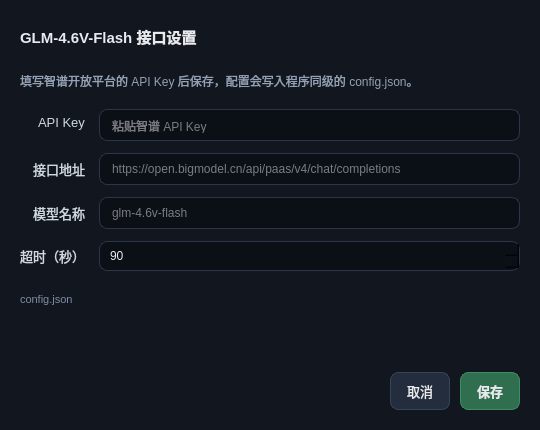
Above: ui/SettingsDialog.ui from 2009Penguin/DiziTabForge before the change. Below: the same form after it.
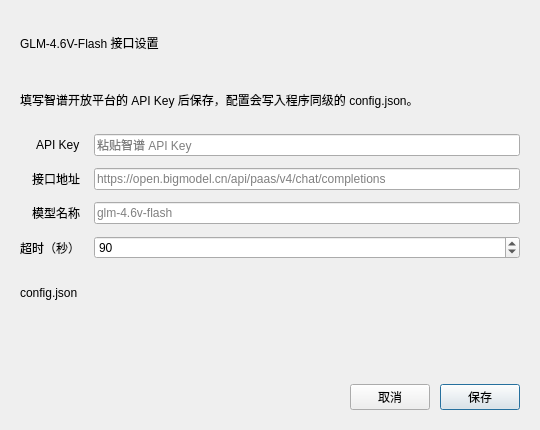
That is the form after the change.

Commit message: 修正界面的ai味

Patch:
```diff
--- a/ui/SettingsDialog.ui
+++ b/ui/SettingsDialog.ui
@@ -19,70 +19,6 @@
   <property name="windowTitle">
    <string>设置</string>
   </property>
-  <property name="styleSheet">
-   <string notr="true">QDialog {
-    background-color: #11161f;
-}
-QLabel {
-    color: #cfd8e3;
-    font-size: 13px;
-}
-QLabel#headingLabel {
-    color: #e8eaed;
-    font-size: 15px;
-    font-weight: bold;
-}
-QLabel#hintLabel {
-    color: #93a1b5;
-    font-size: 12px;
-}
-QLabel#pathLabel {
-    color: #7f8da3;
-    font-size: 11px;
-}
-QLabel#statusLabel {
-    color: #ff8a65;
-    font-size: 12px;
-    min-height: 28px;
-}
-QLineEdit {
-    color: #e8eaed;
-    background-color: #0b0f16;
-    border: 1px solid #2c3648;
-    border-radius: 8px;
-    padding: 7px 10px;
-    selection-background-color: #3a8760;
-}
-QLineEdit:focus {
-    border: 1px solid #3d8c63;
-}
-QSpinBox {
-    color: #e8eaed;
-    background-color: #0b0f16;
-    border: 1px solid #2c3648;
-    border-radius: 8px;
-    padding: 6px 8px;
-}
-QPushButton {
-    color: #e8eaed;
-    background-color: #232d3d;
-    border: 1px solid #36435a;
-    border-radius: 8px;
-    padding: 8px 16px;
-    font-size: 13px;
-}
-QPushButton:hover {
-    background-color: #2c3850;
-}
-QPushButton#saveButton {
-    background-color: #2f6f4f;
-    border-color: #3d8c63;
-    font-weight: bold;
-}
-QPushButton#saveButton:hover {
-    background-color: #3a8760;
-}</string>
-  </property>
   <layout class="QVBoxLayout" name="rootLayout">
    <property name="spacing">
     <number>12</number>
```
The commit also changes 4 other files.
